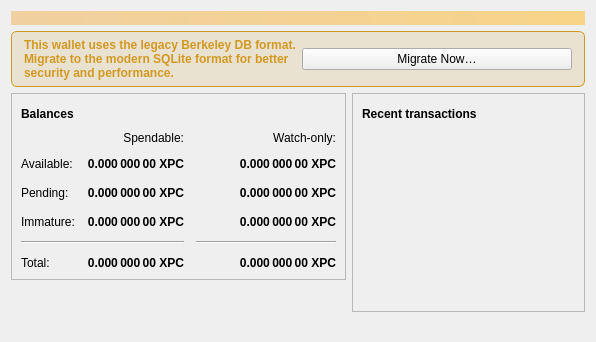
Old version of the form src/qt/forms/overviewpage.ui in the repository jin7659/xpchain-community-core-upgrade.
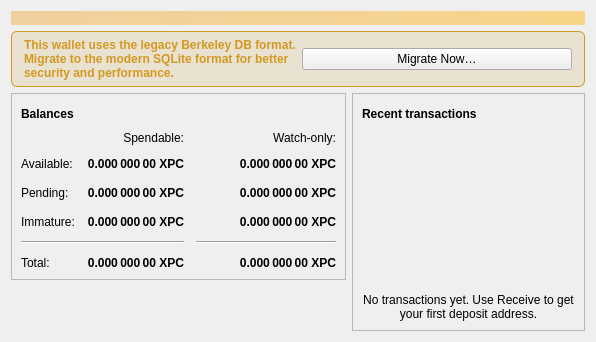
New version of the form. Icons and pictures are not drawn.

The edit to the form file:
```diff
--- a/src/qt/forms/overviewpage.ui
+++ b/src/qt/forms/overviewpage.ui
@@ -558,6 +558,19 @@
             </property>
            </widget>
           </item>
+          <item>
+           <widget class="QLabel" name="labelEmptyTransactions">
+            <property name="text">
+             <string>No transactions yet. Use Receive to get your first deposit address.</string>
+            </property>
+            <property name="wordWrap">
+             <bool>true</bool>
+            </property>
+            <property name="alignment">
+             <set>Qt::AlignCenter</set>
+            </property>
+           </widget>
+</item>
          </layout>
         </widget>
        </item>
```
